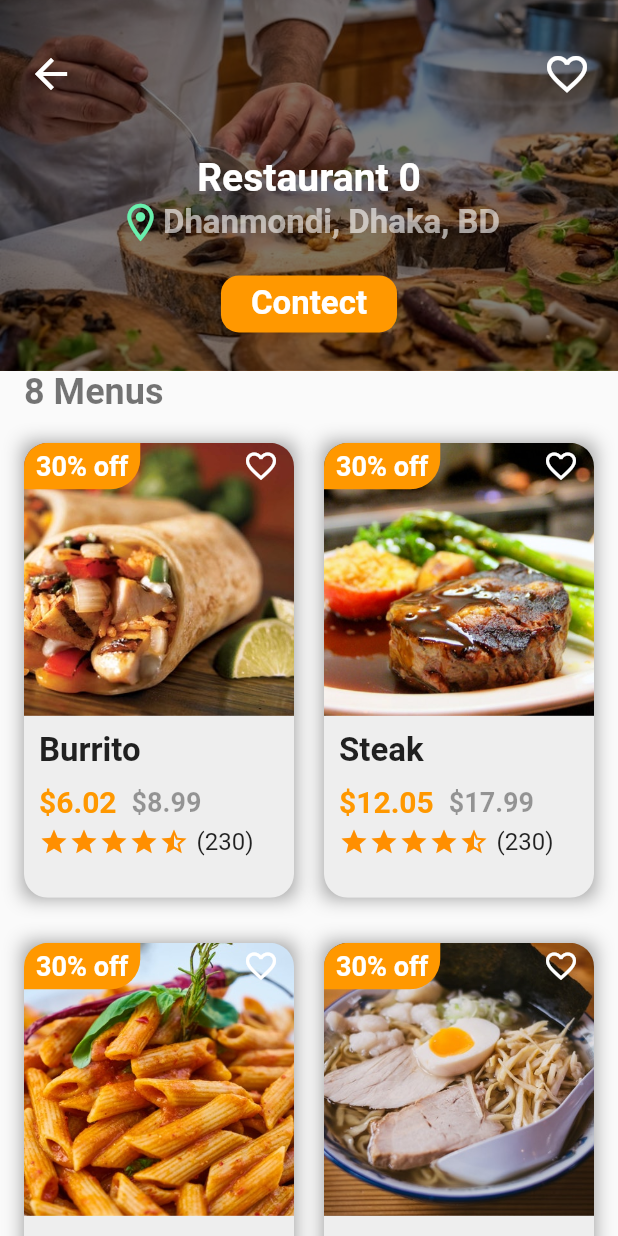
After one commit to kamrulcse7/Food-Ordering-App, a Flutter app: the screen it shows after launch, after a tap on "Restaurant 0", on a phone screen of 412 x 824 dp. The commit adds this screen. Run offline on Flutter 3.47's test engine with Material 2 defaults, Android fonts, the phone set to English and light mode, and no system bars.

Commit message:
Restaurant Screen Design

```diff
--- /dev/null
+++ b/lib/screens/restaurantScreen.dart
@@ -0,0 +1,325 @@
+import 'package:flutter/material.dart';
+import 'package:food_ordering_app/components/models/food.dart';
+import 'package:food_ordering_app/components/models/restaurant.dart';
+
+class RestaurantScreen extends StatelessWidget {
+  Restaurant? restaurant;
+  RestaurantScreen({
+    Key? key,
+    required this.restaurant,
+  }) : super(key: key);
+
+  @override
+  Widget build(BuildContext context) {
+    return Scaffold(
+      body: Container(
+        height: double.infinity,
+        width: double.infinity,
+        child: Column(
+          crossAxisAlignment: CrossAxisAlignment.start,
+          children: [
+            Expanded(
+              flex: 3,
+              child: Stack(
+                children: [
+                  Container(
+                    decoration: BoxDecoration(
+                      image: DecorationImage(
+                        image: AssetImage("${restaurant!.imageUrl}"),
+                        fit: BoxFit.cover,
+                      ),
+                    ),
+                  ),
+                  Container(
+                    color: Colors.black.withOpacity(0.5),
+                    padding: const EdgeInsets.only(top: 20),
+                    height: double.infinity,
+                    child: Column(
+                      mainAxisAlignment: MainAxisAlignment.center,
+                      children: [
+                        Container(
+                          padding: EdgeInsets.symmetric(
+                              horizontal: 10.0, vertical: 5.0),
+                          child: Row(
+                            mainAxisAlignment: MainAxisAlignment.spaceBetween,
+                            children: [
+                              IconButton(
+                                onPressed: () => Navigator.pop(context),
+                                icon: Icon(
+                                  Icons.arrow_back,
+                                  size: 32.0,
+                                  color: Colors.white,
+                                ),
+                              ),
+                              IconButton(
+                                onPressed: () {},
+                                icon: Icon(
+                                  Icons.favorite_border,
+                                  size: 32.0,
+                                  color: Colors.white,
+                                ),
+                              ),
+                            ],
+                          ),
+                        ),
+                        Expanded(
+                          child: Column(
+                            mainAxisAlignment: MainAxisAlignment.center,
+                            children: [
+                              Text(
+                                "${restaurant!.name}",
+                                style: TextStyle(
+                                  fontSize: 26,
+                                  fontWeight: FontWeight.bold,
+                                  color: Colors.white,
+                                ),
+                              ),
+                              Row(
+                                mainAxisAlignment: MainAxisAlignment.center,
+                                children: [
+                                  Icon(
+                                    Icons.location_on_outlined,
+                                    size: 30.0,
+                                    color: Colors.greenAccent,
+                                  ),
+                                  Text(
+                                    "${restaurant!.address}",
+                                    style: TextStyle(
+                                      fontSize: 22,
+                                      fontWeight: FontWeight.bold,
+                                      color: Colors.white60,
+                                    ),
+                                  ),
+                                ],
+                              ),
+                              SizedBox(
+                                height: 20.0,
+                              ),
+                              Container(
+                                decoration: BoxDecoration(
+                                  borderRadius: BorderRadius.circular(12.0),
+                                  color: Colors.orange,
+                                ),
+                                padding: const EdgeInsets.symmetric(
+                                    horizontal: 20.0, vertical: 6.0),
+                                child: Text(
+                                  "Contect",
+                                  style: TextStyle(
+                                    fontSize: 22.0,
+                                    fontWeight: FontWeight.bold,
+                                    color: Colors.white,
+                                  ),
+                                ),
+                              ),
+                            ],
+                          ),
+                        ),
+                      ],
+                    ),
+                  )
+                ],
+              ),
+            ),
+            Expanded(
+              flex: 7,
+              child: Container(
+                child: ListView(
+                  children: [
+                    Container(
+                      padding: const EdgeInsets.only(left: 16.0, bottom: 10.0),
+                      child: Text(
+                        "${restaurant!.menu!.length} Menus",
+                        style: TextStyle(
+                          fontSize: 24.0,
+                          color: Colors.black54,
+                          fontWeight: FontWeight.w600,
+                        ),
+                      ),
+                    ),
+                    Container(
+                      padding: const EdgeInsets.symmetric(horizontal: 06.0),
+                      child: GridView.count(
+                        crossAxisCount: 2,
+                        childAspectRatio: 0.6,
+                        controller:
+                            new ScrollController(keepScrollOffset: false),
+                        shrinkWrap: true,
+                        // crossAxisSpacing: 10,
+                        children:
+                            List.generate(restaurant!.menu!.length, (index) {
+                          Food food = restaurant!.menu![index];
+
+                          var discount_price =
+                              (food.price! - (food.price! * 0.33))
+                                  .toStringAsFixed(2);
+                          return Container(
+                            margin: const EdgeInsets.only(
+                                bottom: 20.0, left: 10.0, right: 10.0, top: 10),
+                            decoration: BoxDecoration(
+                              boxShadow: [
+                                BoxShadow(
+                                  blurRadius: 10.0,
+                                  color: Colors.black54.withOpacity(0.4),
+                                ),
+                              ],
+                            ),
+                            child: ClipRRect(
+                              borderRadius: BorderRadius.circular(16.0),
+                              child: Container(
+                                child: Column(
+                                  children: [
+                                    Expanded(
+                                      flex: 3,
+                                      child: Container(
+                                        decoration: BoxDecoration(
+                                          image: DecorationImage(
+                                            image:
+                                                AssetImage('${food.imageUrl}'),
+                                            fit: BoxFit.cover,
+                                          ),
+                                        ),
+                                        child: Align(
+                                          alignment: Alignment.topCenter,
+                                          child: Row(
+                                            children: [
+                                              Container(
+                                                decoration: BoxDecoration(
+                                                    color: Colors.orange,
+                                                    borderRadius:
+                                                        BorderRadius.only(
+                                                            bottomRight:
+                                                                Radius.circular(
+                                                                    20.0))),
+                                                padding:
+                                                    const EdgeInsets.symmetric(
+                                                  horizontal: 8.0,
+                                                  vertical: 5.0,
+                                                ),
+                                                child: Text(
+                                                  "30% off",
+                                                  style: TextStyle(
+                                                    fontSize: 18.0,
+                                                    color: Colors.white,
+                                                    fontWeight: FontWeight.bold,
+                                                  ),
+                                                ),
+                                              ),
+                                              Spacer(),
+                                              Icon(
+                                                Icons.favorite_border,
+                                                color: Colors.white,
+                                              ),
+                                              SizedBox(
+                                                width: 10.0,
+                                              )
+                                            ],
+                                          ),
+                                        ),
+                                      ),
+                                    ),
+                                    Expanded(
+                                      flex: 2,
+                                      child: Container(
+                                        width: double.infinity,
+                                        color: Colors.grey.shade200,
+                                        padding: const EdgeInsets.all(10.0),
+                                        child: Column(
+                                          crossAxisAlignment:
+                                              CrossAxisAlignment.start,
+                                          children: [
+                                            Text(
+                                              '${food.name}',
+                                              style: TextStyle(
+                                                fontSize: 22.0,
+                                                fontWeight: FontWeight.w600,
+                                                // color: Colors.grey
+                                              ),
+                                            ),
+                                            SizedBox(
+                                              height: 10.0,
+                                            ),
+                                            Row(
+                                              children: [
+                                                Text(
+                                                  "\$${discount_price}",
+                                                  style: TextStyle(
+                                                    fontSize: 20.0,
+                                                    fontWeight: FontWeight.w600,
+                                                    color: Colors.orange,
+                                                  ),
+                                                ),
+                                                SizedBox(
+                                                  width: 10.0,
+                                                ),
+                                                Text(
+                                                  "\$${food.price}",
+                                                  style: TextStyle(
+                                                      fontSize: 18.0,
+                                                      fontWeight:
+                                                          FontWeight.w600,
+                                                      color: Colors.black38),
+                                                ),
+                                              ],
+                                            ),
+                                            SizedBox(
+                                              height: 05.0,
+                                            ),
+                                            Row(
+                                              children: [
+                                                Icon(
+                                                  Icons.star,
+                                                  size: 20,
+                                                  color: Color(0xFFFF8F00),
+                                                ),
+                                                Icon(
+                                                  Icons.star,
+                                                  size: 20,
+                                                  color: Color(0xFFFF8F00),
+                                                ),
+                                                Icon(
+                                                  Icons.star,
+                                                  size: 20,
+                                                  color: Color(0xFFFF8F00),
+                                                ),
+                                                Icon(
+                                                  Icons.star,
+                                                  size: 20,
+                                                  color: Color(0xFFFF8F00),
+                                                ),
+                                                Icon(
+                                                  Icons.star_half,
+                                                  size: 20,
+                                                  color: Color(0xFFFF8F00),
+                                                ),
+                                                SizedBox(
+                                                  width: 5.0,
+                                                ),
+                                                Text(
+                                                  "(230)",
+                                                  style:
+                                                      TextStyle(fontSize: 16.0),
+                                                )
+                                              ],
+                                            ),
+                                          ],
+                                        ),
+                                      ),
+                                    ),
+                                  ],
+                                ),
+                              ),
+                            ),
+                          );
+                        }),
+                      ),
+                    ),
+                  ],
+                ),
+              ),
+            ),
+          ],
+        ),
+      ),
+    );
+  }
+}
--- a/lib/widgets/nearByRestaurants.dart
+++ b/lib/widgets/nearByRestaurants.dart
@@ -1,25 +1,30 @@
-import 'dart:js';
-
 import 'package:flutter/material.dart';
 import 'package:food_ordering_app/components/data/data.dart';
 import 'package:food_ordering_app/components/models/restaurant.dart';
+import 'package:food_ordering_app/screens/restaurantScreen.dart';
 
-class NearByRestaurants extends StatelessWidget {
+class NearByRestaurants extends StatefulWidget {
   const NearByRestaurants({
     Key? key,
   }) : super(key: key);
+
+  @override
+  State<NearByRestaurants> createState() => _NearByRestaurantsState();
+}
+
+class _NearByRestaurantsState extends State<NearByRestaurants> {
   _nearByRestaurants() {
     List<Widget> restaurantList = [];
     restaurants.forEach((Restaurant restaurant) {
       restaurantList.add(
         InkWell(
-          // onTap: () {
-          //   Navigator.of(context).push(
-          //     MaterialPageRoute(builder: (context) => Container()),
-          //   );
-          // },
+          onTap: () => Navigator.of(context).push(
+            MaterialPageRoute(
+              builder: (context) => RestaurantScreen(restaurant: restaurant),
+            ),
+          ),
           child: Container(
-            padding: const EdgeInsets.only(top: 18.0, bottom: 20.0),
+            padding: const EdgeInsets.only(bottom: 20.0),
             child: ClipRRect(
               borderRadius: BorderRadius.circular(20.0),
               child: Container(
@@ -108,6 +113,7 @@ class NearByRestaurants extends StatelessWidget {
             'Near by Restaurants',
             style: TextStyle(fontSize: 20.0, fontWeight: FontWeight.w600),
           ),
+          SizedBox(height: 16.0,),
           _nearByRestaurants(),
         ],
       ),
```
